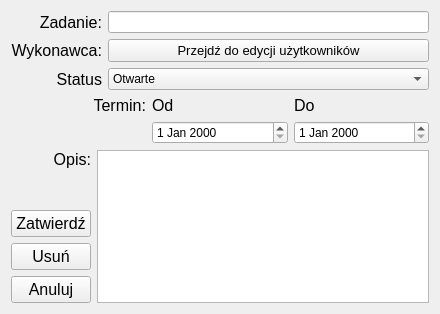
Sleyn2/IO_projectmanagement, file project_managment/project_managment/edycja_zadanie_okno.ui: the form before one commit.
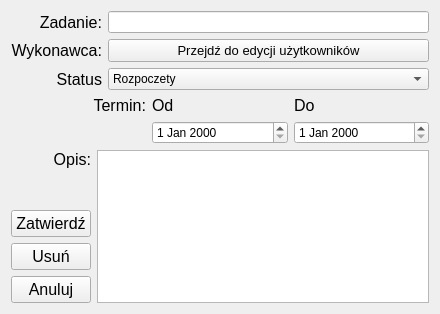
The form after the commit.

```diff
--- a/project_managment/project_managment/edycja_zadanie_okno.ui
+++ b/project_managment/project_managment/edycja_zadanie_okno.ui
@@ -68,7 +68,7 @@
       <widget class="QComboBox" name="comboBox_status">
        <item>
         <property name="text">
-         <string>Otwarte</string>
+         <string>Rozpoczety</string>
         </property>
        </item>
        <item>
```
Left out of the diff: 4 changed lines with no effect on the pictures.
